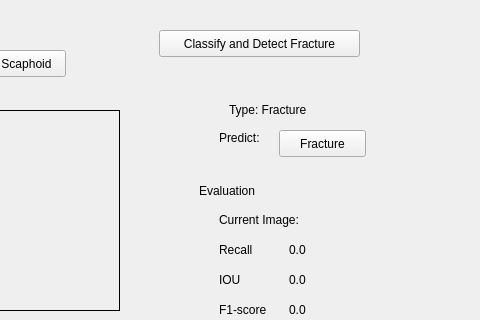
The window that UI/Dooctor.ui (idoleat/YoloV5-Practice) describes before a commit, drawn with Qt 5; both pictures show x 341 to 821 and y 0 to 320 of the 821 by 601 pixel window.
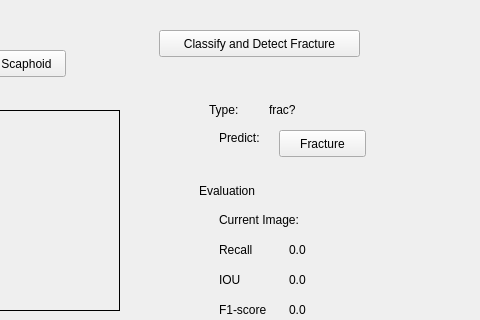
The same window after the commit.

Commit message:
Fix metrics and setup detection types
F1-score should be calculated from recall and precision.

```diff
--- a/UI/Dooctor.ui
+++ b/UI/Dooctor.ui
@@ -17,14 +17,14 @@
    <widget class="QLabel" name="Labe_type">
     <property name="geometry">
      <rect>
-      <x>570</x>
+      <x>610</x>
       <y>100</y>
       <width>111</width>
       <height>19</height>
      </rect>
     </property>
     <property name="text">
-     <string>Type: Fracture</string>
+     <string>frac?</string>
     </property>
    </widget>
    <widget class="QLabel" name="label_CurrentImageEva">
@@ -544,6 +544,19 @@
      <string>777</string>
     </property>
    </widget>
+   <widget class="QLabel" name="label_9">
+    <property name="geometry">
+     <rect>
+      <x>550</x>
+      <y>100</y>
+      <width>66</width>
+      <height>19</height>
+     </rect>
+    </property>
+    <property name="text">
+     <string>Type:</string>
+    </property>
+   </widget>
   </widget>
   <widget class="QMenuBar" name="menubar">
    <property name="geometry">
```
The commit also changes 2 other files.
